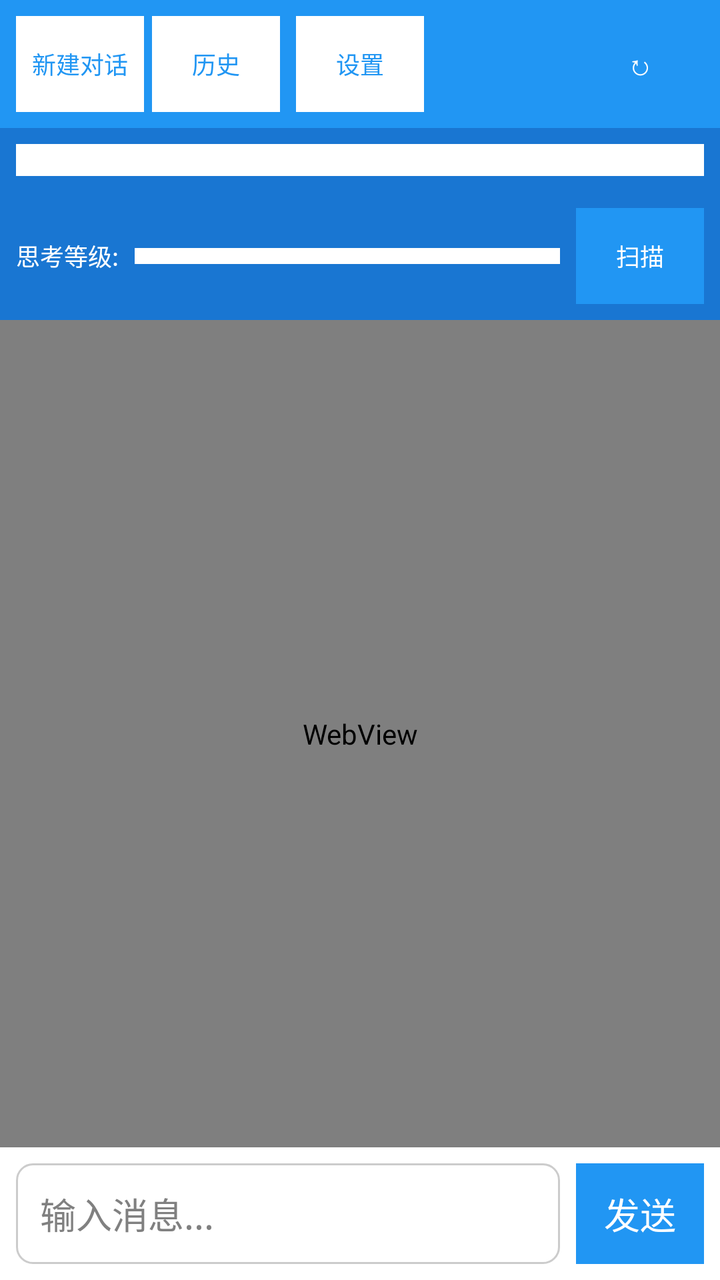
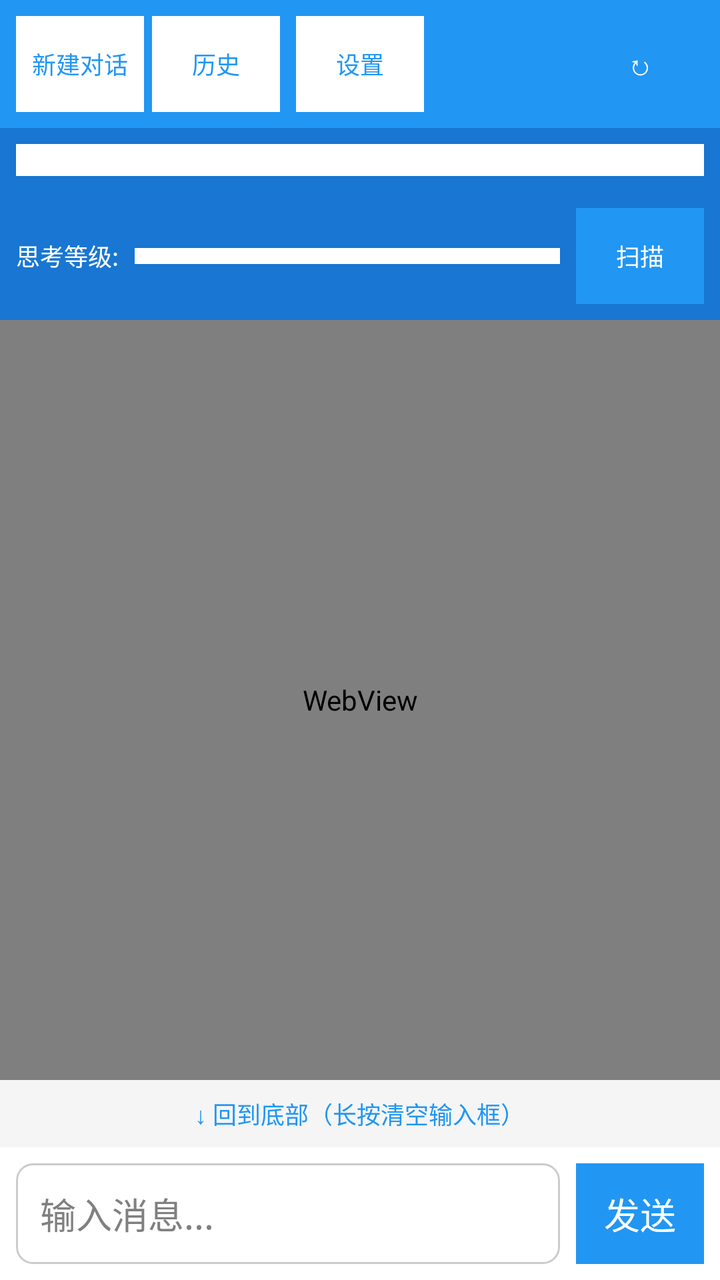

The first picture is an Android layout as it rendered before a commit; the second is the same layout after the commit. The layout source and the unified diff follow.
<!-- AndroidManifest.xml: application theme AppTheme -->
<!-- res/layout/activity_main.xml -->
<?xml version="1.0" encoding="utf-8"?>
<LinearLayout xmlns:android="http://schemas.android.com/apk/res/android"
    android:orientation="vertical"
    android:background="@color/background"
    android:layout_width="match_parent"
    android:layout_height="match_parent">

    
    <LinearLayout
        android:gravity="center_vertical"
        android:orientation="horizontal"
        android:background="@color/primary"
        android:padding="8dp"
        android:layout_width="match_parent"
        android:layout_height="wrap_content">
        <Button
            android:textSize="12sp"
            android:textColor="@color/primary"
            android:id="@+id/new_conversation_button"
            android:background="@android:color/white"
            android:padding="8dp"
            android:layout_width="wrap_content"
            android:layout_height="wrap_content"
            android:layout_marginRight="4dp"
            android:text="@string/new_conversation"/>
        <Button
            android:textSize="12sp"
            android:textColor="@color/primary"
            android:id="@+id/history_button"
            android:background="@android:color/white"
            android:padding="8dp"
            android:layout_width="wrap_content"
            android:layout_height="wrap_content"
            android:layout_marginRight="8dp"
            android:text="@string/history"/>
        <Button
            android:textSize="12sp"
            android:textColor="@color/primary"
            android:id="@+id/settings_button"
            android:background="@android:color/white"
            android:padding="8dp"
            android:layout_width="wrap_content"
            android:layout_height="wrap_content"
            android:text="@string/settings"/>
        <View
            android:layout_width="0dp"
            android:layout_height="0dp"
            android:layout_weight="1"/>
        <Button
            android:textSize="14sp"
            android:textColor="@android:color/white"
            android:id="@+id/rotate_button"
            android:background="@android:color/transparent"
            android:padding="8dp"
            android:layout_width="wrap_content"
            android:layout_height="wrap_content"
            android:text="↻"/>
    </LinearLayout>

    
    <LinearLayout
        android:gravity="center_vertical"
        android:orientation="horizontal"
        android:background="@color/primary_dark"
        android:padding="8dp"
        android:layout_width="match_parent"
        android:layout_height="wrap_content">
        <Spinner
            android:id="@+id/model_spinner"
            android:background="@android:color/white"
            android:padding="8dp"
            android:layout_width="match_parent"
            android:layout_height="wrap_content"/>
    </LinearLayout>

    
    <LinearLayout
        android:gravity="center_vertical"
        android:orientation="horizontal"
        android:background="@color/primary_dark"
        android:padding="8dp"
        android:layout_width="match_parent"
        android:layout_height="wrap_content">
        <TextView
            android:textSize="12sp"
            android:textColor="@android:color/white"
            android:layout_width="wrap_content"
            android:layout_height="wrap_content"
            android:text="思考等级:"/>
        <Spinner
            android:id="@+id/thinking_spinner"
            android:background="@android:color/white"
            android:padding="4dp"
            android:layout_width="0dp"
            android:layout_height="wrap_content"
            android:layout_marginLeft="8dp"
            android:layout_weight="1"/>
        <Button
            android:id="@+id/scan_button"
            android:text="@string/scan"
            android:textSize="12sp"
            android:textColor="@android:color/white"
            android:background="@color/primary"
            android:paddingLeft="10dp"
            android:paddingRight="10dp"
            android:layout_width="wrap_content"
            android:layout_height="wrap_content"
            android:layout_marginLeft="8dp"/>
    </LinearLayout>

    
    <WebView
        android:id="@+id/message_webview"
        android:layout_width="match_parent"
        android:layout_height="0dp"
        android:layout_weight="1"/>

    
    <LinearLayout
        android:gravity="center_vertical"
        android:orientation="horizontal"
        android:background="@color/white"
        android:padding="8dp"
        android:layout_width="match_parent"
        android:layout_height="wrap_content">
        <EditText
            android:id="@+id/input_edit_text"
            android:background="@drawable/edit_text_background"
            android:padding="12dp"
            android:layout_width="0dp"
            android:layout_height="wrap_content"
            android:hint="@string/input_hint"
            android:maxLines="4"
            android:layout_weight="1"
            android:inputType="textMultiLine"/>
        <Button
            android:textColor="@android:color/white"
            android:id="@+id/send_button"
            android:background="@color/primary"
            android:padding="12dp"
            android:layout_width="wrap_content"
            android:layout_height="wrap_content"
            android:layout_marginLeft="8dp"
            android:text="@string/send"/>
    </LinearLayout>
</LinearLayout>
<!-- resources referenced by this layout -->
<resources>
  <color name="background">#f5f5f5</color>
  <color name="primary">#2196f3</color>
  <color name="primary_dark">#1976d2</color>
  <color name="white">#ffffff</color>
  <!-- drawable edit_text_background (drawable) -->
  <?xml version="1.0" encoding="utf-8"?>
  <shape xmlns:android="http://schemas.android.com/apk/res/android" android:shape="rectangle">
      <solid android:color="@android:color/white"/>
      <corners android:radius="8dp"/>
      <stroke android:width="1dp" android:color="@color/gray"/>
  </shape>
  <string name="history">历史</string>
  <string name="input_hint">输入消息...</string>
  <string name="new_conversation">新建对话</string>
  <string name="scan">扫描</string>
  <string name="send">发送</string>
  <string name="settings">设置</string>
  <style name="AppTheme" parent="@android:style/Theme.Holo.Light">
          <item name="android:windowBackground">@color/background</item>
          <item name="android:actionBarStyle">@style/ActionBarStyle</item>
      </style>
  <color name="gray">#cccccc</color>
  <style name="ActionBarStyle" parent="@android:style/Widget.Holo.Light.ActionBar">
          <item name="android:background">@color/primary</item>
      </style>
</resources>

<!-- the commit's change to res/layout/activity_main.xml (unified diff, before → after) -->
@@ -117,6 +117,27 @@
 
     
     <LinearLayout
+        android:id="@+id/scroll_to_bottom_bar"
+        android:gravity="center"
+        android:orientation="horizontal"
+        android:background="@color/background"
+        android:padding="4dp"
+        android:layout_width="match_parent"
+        android:layout_height="wrap_content">
+        <Button
+            android:id="@+id/scroll_to_bottom_button"
+            android:textSize="12sp"
+            android:textColor="@color/primary"
+            android:background="@android:color/transparent"
+            android:padding="4dp"
+            android:minHeight="0dp"
+            android:layout_width="wrap_content"
+            android:layout_height="wrap_content"
+            android:text="↓ 回到底部（长按清空输入框）"/>
+    </LinearLayout>
+
+    
+    <LinearLayout
         android:gravity="center_vertical"
         android:orientation="horizontal"
         android:background="@color/white"
